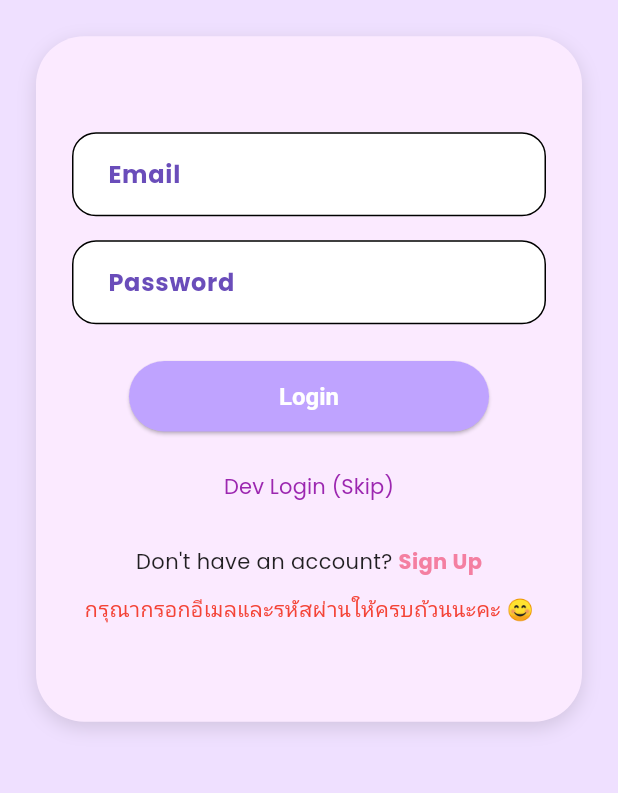
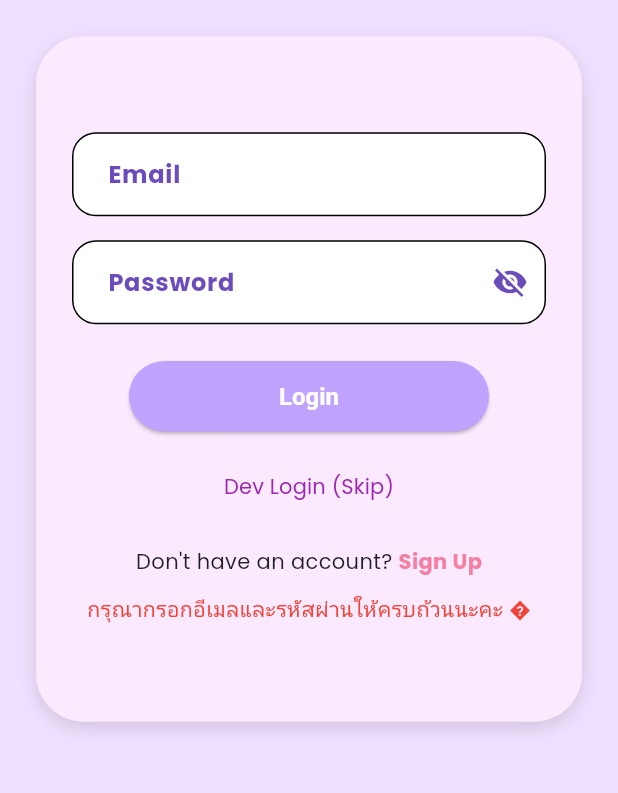
Before and after one commit to wiriyo/myDent, a Flutter app: the screen it shows after launch, after a tap on "Login", on a phone screen of 412 x 824 dp, the part 392-1185 px from its top. Run offline on Flutter 3.47's test engine with Material 3 defaults, Android fonts, the phone set to English and light mode, and no system bars; our stand-ins replace cached_network_image, cloud_firestore, firebase_auth, firebase_core, firebase_storage, image_picker and 3 more; missing offline and left inert: esc_pos_utils_plus, gal, print_bluetooth_thermal; accounts and stored records are empty; network calls fail.

Commit message:
first commit

```diff
--- a/lib/auth/login_screen.dart
+++ b/lib/auth/login_screen.dart
@@ -1,7 +1,7 @@
 // 📁 lib/auth/login_screen.dart
-// v1.1.4 - 💖 Laila's Role-based Navigation Update
-// อัปเดตการนำทางหลังจากล็อกอินสำเร็จ เพื่อส่งผู้ใช้ไปยังหน้าจอที่ถูกต้องตามบทบาท
-// เช่น ถ้าเป็น admin ก็ไปหน้า home_admin ค่ะ
+// v1.2.0 - Laila's UTF-8 Final Fix and Password Toggle
+// ไลลาได้แก้ไขปัญหาที่ทำให้แอปไม่สามารถคอมไพล์ได้
+// พร้อมเพิ่มไอคอนรูปตาเพื่อซ่อน/แสดงรหัสผ่านค่ะ
 
 import 'package:flutter/material.dart';
 import 'package:shared_preferences/shared_preferences.dart';
@@ -10,7 +10,7 @@ import '../auth/auth_service.dart';
 import '../styles/app_theme.dart';
 import 'signup_screen.dart';
 
-// ✨ ไลลาขอเพิ่ม ScaffoldMessengerKey เข้ามาด้วยนะคะ เพื่อใช้แสดง Snackbar ทั่วทั้งแอปค่ะ
+// Add ScaffoldMessengerKey for global snackbar
 final GlobalKey<ScaffoldMessengerState> scaffoldMessengerKey = GlobalKey<ScaffoldMessengerState>();
 
 
@@ -27,6 +27,8 @@ class _LoginScreenState extends State<LoginScreen> {
   final TextEditingController _passwordController = TextEditingController();
   String errorMessage = '';
   bool _isLoading = false;
+  // Variable to toggle password visibility
+  bool _isPasswordVisible = false;
 
   void _showSnackbar(String message) {
     if (scaffoldMessengerKey.currentState != null) {
@@ -40,11 +42,10 @@ class _LoginScreenState extends State<LoginScreen> {
   }
 
   void _login() async {
-    // 💖 ที่รัก! การล็อกอินก็เหมือนการเดินทางค่ะ
-    // เราต้องใส่กระเป๋าเดินทาง (อีเมล/พาสเวิร์ด) ให้ครบถ้วนก่อนออกเดินทางน้าา
+    // Check if email and password are not empty
     if (_emailController.text.isEmpty || _passwordController.text.isEmpty) {
       setState(() {
-        errorMessage = 'กรุณากรอกอีเมลและรหัสผ่านให้ครบถ้วนนะคะ 😊';
+        errorMessage = 'กรุณากรอกอีเมลและรหัสผ่านให้ครบถ้วนนะคะ �';
       });
       _showSnackbar(errorMessage);
       return;
@@ -63,8 +64,7 @@ class _LoginScreenState extends State<LoginScreen> {
       if (userCredential != null) {
         final String? role = await _authService.getUserRole(userCredential.user!.uid);
 
-        // ✨ ตรงนี้คือการปรับปรุงของไลลาค่ะ!
-        // เราจะดูบทบาท (role) ของผู้ใช้ แล้วพาไปหน้าจอที่ถูกต้องค่ะ
+        // Navigate based on user role
         if (!mounted) return;
         if (role == 'admin') {
           Navigator.pushReplacementNamed(context, '/home_admin');
@@ -73,7 +73,7 @@ class _LoginScreenState extends State<LoginScreen> {
         } else if (role == 'officer') {
           Navigator.pushReplacementNamed(context, '/home_officer');
         } else {
-          // ถ้าเป็นบทบาทอื่น ๆ ที่ยังไม่ได้กำหนดไว้ ก็จะถูกพาไปหน้าจอ guest นะคะ
+          // Default to guest screen
           Navigator.pushReplacementNamed(context, '/home_guest');
         }
       } else {
@@ -131,7 +131,7 @@ class _LoginScreenState extends State<LoginScreen> {
                     BoxShadow(
                       color: Colors.black12,
                       blurRadius: 10,
-                      offset: Offset(0, 4),
+                      offset: const Offset(0, 4),
                     ),
                   ],
                 ),
@@ -140,7 +140,7 @@ class _LoginScreenState extends State<LoginScreen> {
                   children: [
                     _buildTextField('Email', _emailController),
                     const SizedBox(height: 16),
-                    _buildTextField('Password', _passwordController, obscure: true),
+                    _buildPasswordTextField(),
                     const SizedBox(height: 24),
                     ElevatedButton(
                       onPressed: _isLoading ? null : _login,
@@ -230,4 +230,40 @@ class _LoginScreenState extends State<LoginScreen> {
       ),
     );
   }
+
+  // Password Text Field with visibility toggle
+  Widget _buildPasswordTextField() {
+    return TextField(
+      controller: _passwordController,
+      obscureText: !_isPasswordVisible,
+      style: const TextStyle(fontFamily: 'Poppins'),
+      decoration: InputDecoration(
+        labelText: 'Password',
+        labelStyle: const TextStyle(color: Color(0xFF6A4DBA), fontWeight: FontWeight.bold),
+        filled: true,
+        fillColor: Colors.white,
+        contentPadding: const EdgeInsets.symmetric(horizontal: 20, vertical: 16),
+        border: OutlineInputBorder(
+          borderRadius: BorderRadius.circular(16),
+          borderSide: const BorderSide(color: Color(0xFF6A4DBA)),
+        ),
+        focusedBorder: OutlineInputBorder(
+          borderRadius: BorderRadius.circular(16),
+          borderSide: const BorderSide(color: Color(0xFFBFA3FF), width: 2),
+        ),
+        // The eye icon
+        suffixIcon: IconButton(
+          icon: Icon(
+            _isPasswordVisible ? Icons.visibility : Icons.visibility_off,
+            color: const Color(0xFF6A4DBA),
+          ),
+          onPressed: () {
+            setState(() {
+              _isPasswordVisible = !_isPasswordVisible;
+            });
+          },
+        ),
+      ),
+    );
+  }
 }
--- a/lib/features/printing/render/appointment_slip_preview_page.dart
+++ b/lib/features/printing/render/appointment_slip_preview_page.dart
@@ -1,9 +1,7 @@
 // lib/features/printing/render/appointment_slip_preview_page.dart
 // v1.8.0 - Final Cleanup! ลบปุ่มปรับค่าและเปลี่ยนมาใช้ค่าที่บันทึกไว้อัตโนมัติ
 
-import 'dart:typed_data';
 import 'dart:ui' as ui;
-import 'package:flutter/foundation.dart';
 import 'package:flutter/material.dart';
 import 'package:flutter/rendering.dart';
 import 'package:flutter/services.dart';
--- a/lib/features/printing/render/combined_slip_preview_page.dart
+++ b/lib/features/printing/render/combined_slip_preview_page.dart
@@ -1,7 +1,6 @@
 // lib/features/printing/render/combined_slip_preview_page.dart
 // v1.5.0 - Final Cleanup! ลบปุ่มปรับค่าและเปลี่ยนมาใช้ค่าที่บันทึกไว้อัตโนมัติ
 
-import 'dart:typed_data';
 import 'dart:ui' as ui;
 import 'package:flutter/foundation.dart';
 import 'package:flutter/material.dart';
--- a/lib/features/printing/render/printer_settings_page.dart
+++ b/lib/features/printing/render/printer_settings_page.dart
@@ -2,7 +2,6 @@
 // v1.0.4 - อัปเกรดปุ่มพิมพ์ทดสอบให้ใช้งานได้จริง!
 // เพิ่มฟังก์ชัน 'บันทึกเป็นภาพ' และ 'พิมพ์' เหมือนหน้าพรีวิว
 
-import 'dart:typed_data';
 import 'dart:ui' as ui;
 import 'package:flutter/foundation.dart';
 import 'package:flutter/material.dart';
--- a/lib/screens/calendar_screen.dart
+++ b/lib/screens/calendar_screen.dart
@@ -8,7 +8,6 @@ import 'package:flutter/material.dart';
 import 'package:table_calendar/table_calendar.dart';
 import 'package:shared_preferences/shared_preferences.dart';
 import 'package:intl/intl.dart';
-import 'package:flutter/foundation.dart' show kDebugMode;
 
 import '../models/appointment_model.dart';
 import '../models/patient.dart';
```
